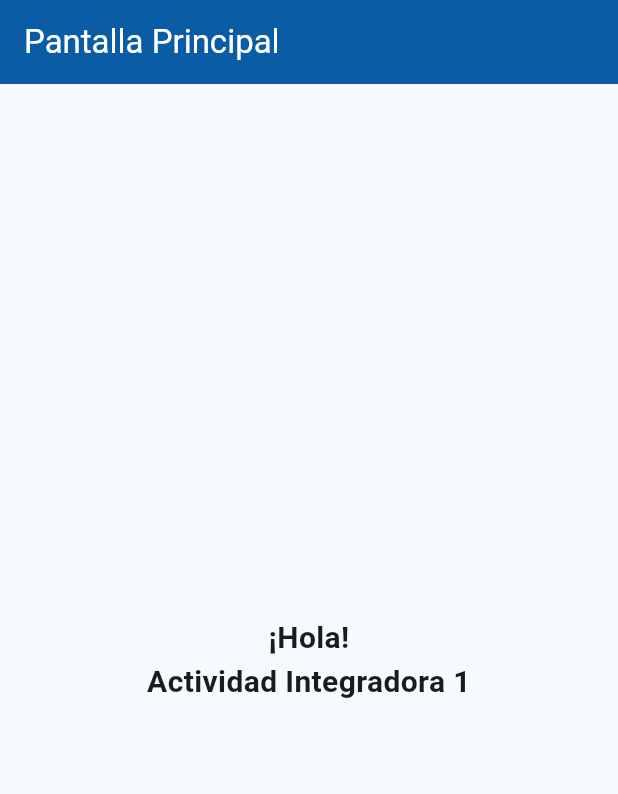
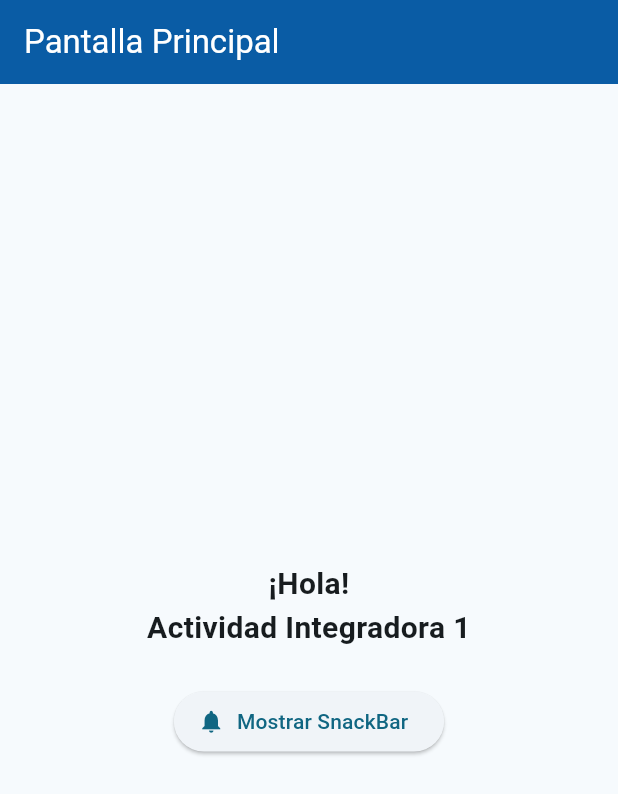
Before and after one commit to camedina-byte/actividadintegradora1, a Flutter app: the screen it shows after launch, on a phone screen of 412 x 824 dp. Shown: the top 794 px of the screen. Run offline on Flutter 3.47's test engine with Material 3 defaults, Android fonts, the light colour scheme and no system bars.

Commit message:
agregue boton con SnackBar

```diff
--- a/lib/main.dart
+++ b/lib/main.dart
@@ -12,7 +12,7 @@ class MyApp extends StatelessWidget {
     return MaterialApp(
       title: 'Actividad Integradora Flutter',
       theme: ThemeData(
-        colorScheme: ColorScheme.fromSeed(seedColor:const Color(0xFF24B8E7)),
+        colorScheme: ColorScheme.fromSeed(seedColor: const Color(0xFF24B8E7)),
         useMaterial3: true,
       ),
       home: const MyHomePage(title: 'Pantalla Principal'),
@@ -39,11 +39,29 @@ class _MyHomePageState extends State<MyHomePage> {
           style: const TextStyle(color: Colors.white),
         ),
       ),
-      body: const Center(
-        child: Text(
-          '¡Hola!\nActividad Integradora 1',
-          textAlign: TextAlign.center,
-          style: TextStyle(fontSize: 20, fontWeight: FontWeight.bold),
+      body: Center(
+        child: Column(
+          mainAxisAlignment: MainAxisAlignment.center,
+          children: [
+            const Text(
+              '¡Hola!\nActividad Integradora 1',
+              textAlign: TextAlign.center,
+              style: TextStyle(fontSize: 20, fontWeight: FontWeight.bold),
+            ),
+            const SizedBox(height: 24),
+            ElevatedButton.icon(
+              icon: const Icon(Icons.notifications),
+              label: const Text('Mostrar SnackBar'),
+              onPressed: () {
+                ScaffoldMessenger.of(context).showSnackBar(
+                  const SnackBar(
+                    content: Text('¡SnackBar funcionando correctamente!'),
+                    duration: Duration(seconds: 2),
+                  ),
+                );
+              },
+            ),
+          ],
         ),
       ),
     );
```
